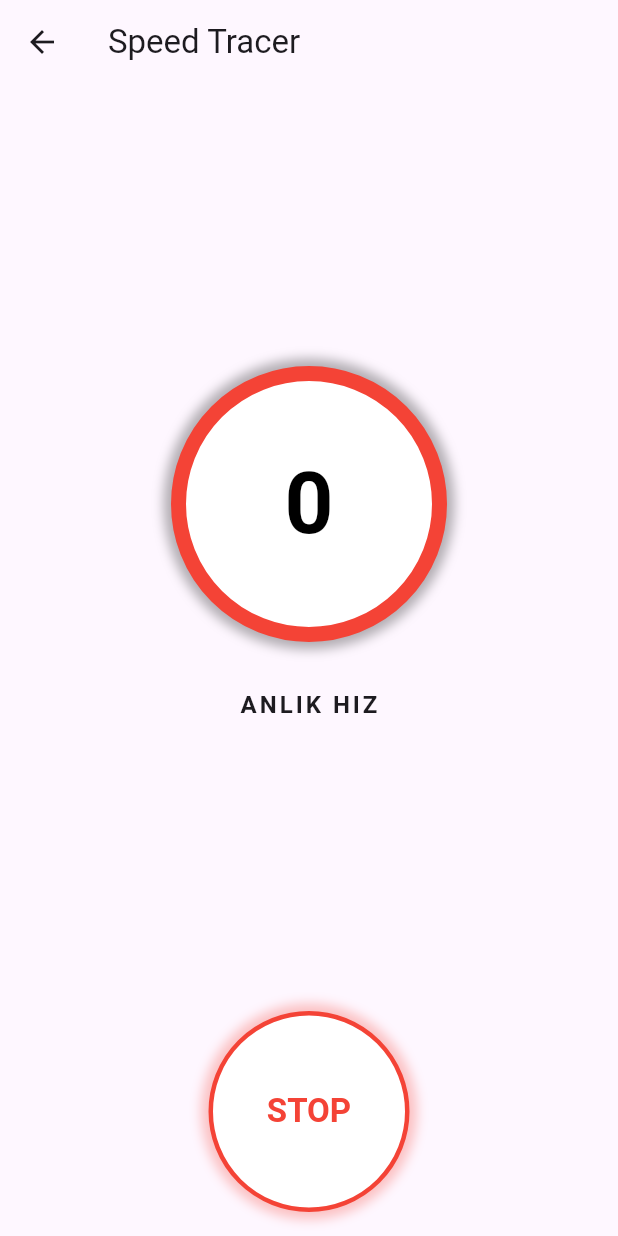
After one commit to rmkilic/use_case_flutter, a Flutter app: the SpeedTracerView screen opened by its route, after a tap on "START", on a phone screen of 412 x 824 dp. The commit adds this screen. Run offline on Flutter 3.47's test engine with Material 3 defaults, Android fonts, the phone set to English and light mode, and no system bars; our stand-ins replace battery_plus, geolocator, get, syncfusion_flutter_gauges.

Commit message:
Speed Tracer

```diff
--- a/lib/platform_channel/views/battery/battery_view.dart
+++ b/lib/platform_channel/views/battery/battery_view.dart
@@ -18,6 +18,7 @@ class BatteryView extends GetView<BatteryViewmodel> {
         children: [
           _batteryView(),
           _platformCardRow()
+
         ],
       ),
     ));
--- a/lib/routes/app_pages.dart
+++ b/lib/routes/app_pages.dart
@@ -4,6 +4,8 @@ import 'package:get/get.dart';
 import 'package:use_case/home_view.dart';
 import 'package:use_case/platform_channel/binding/battery_binding.dart';
 import 'package:use_case/platform_channel/views/battery/battery_view.dart';
+import 'package:use_case/speed_tracer/bindings/location_binding.dart';
+import 'package:use_case/speed_tracer/view/speed_tracer_view.dart';
 
 part 'app_routes.dart';
 
@@ -22,6 +24,11 @@ class AppPages {
       page: () => const  BatteryView(),
       binding: BatteryBinding(),
     ),
+    GetPage(
+      name: _Paths.SPEEDTRACER,
+      page: ()=> SpeedTracerView(),
+      binding: LocationBinding(),
+    )
 
   ];
 }
--- a/lib/routes/app_routes.dart
+++ b/lib/routes/app_routes.dart
@@ -7,10 +7,12 @@ abstract class Routes {
   Routes._();
   static const HOME = _Paths.HOME;
   static const PLATFORMCHANNEL = _Paths.PLATFORMCHANNEL;
+  static const SPEEDTRACER = _Paths.SPEEDTRACER;
 }
 
 abstract class _Paths {
   _Paths._();
   static const HOME = '/home';
   static const PLATFORMCHANNEL = '/platform-channel';
+  static const SPEEDTRACER = '/speed-tracer';
 }
--- /dev/null
+++ b/lib/speed_tracer/bindings/location_binding.dart
@@ -0,0 +1,11 @@
+// bindings/location_binding.dart
+import 'package:get/get.dart';
+import 'package:use_case/speed_tracer/viewmodels/location_viewmodels.dart';
+
+
+class LocationBinding extends Bindings {
+  @override
+  void dependencies() {
+    Get.lazyPut<LocationViewModel>(() => LocationViewModel());
+  }
+}
--- /dev/null
+++ b/lib/speed_tracer/view/speed_tracer_view.dart
@@ -0,0 +1,50 @@
+import 'package:flutter/material.dart';
+import 'package:get/get.dart';
+import 'package:use_case/speed_tracer/view/widget/speedometer.dart';
+import 'package:use_case/speed_tracer/viewmodels/location_viewmodels.dart';
+
+part 'widget/_current_speed.dart';
+part 'widget/_power_button.dart';
+
+class SpeedTracerView extends StatelessWidget {
+  final LocationViewModel viewModel = Get.put(LocationViewModel());
+
+  @override
+  Widget build(BuildContext context) {
+    return Scaffold(
+      appBar: AppBar(title: Text('Speed Tracer')),
+      body: Padding(
+        padding: const EdgeInsets.all(16.0),
+        child: Column(
+          mainAxisAlignment: MainAxisAlignment.center,
+          children: [
+            // Hız göstergesi
+           _speedWidget(),
+            SizedBox(height: 20),
+            _PowerButton(viewModel: viewModel,)
+
+          ],
+        ),
+      ),
+    );
+  }
+
+  _speedWidget()
+  {
+    return
+            Obx((){
+              if(viewModel.showCurrentSpeed.value)
+              {
+                return Expanded(child: _CurrentSpeed(viewModel: viewModel));
+              }
+              else
+              {
+                return  Expanded(child: SpeedometerWidget(highestSpeed: viewModel.highestSpeed.value, averageSpeed: viewModel.averageSpeed.value ,));
+
+              }
+            }
+               );
+  }
+
+
+}
--- /dev/null
+++ b/lib/speed_tracer/view/widget/_current_speed.dart
@@ -0,0 +1,46 @@
+part of '../speed_tracer_view.dart';
+
+class _CurrentSpeed extends StatelessWidget {
+  final LocationViewModel viewModel;
+
+  const _CurrentSpeed({required this.viewModel});
+
+  @override
+  Widget build(BuildContext context) {
+    return Column(
+      mainAxisAlignment: MainAxisAlignment.center,
+      children: [
+        Obx(()=> Container(
+          padding: EdgeInsets.all(50),
+          decoration: BoxDecoration(
+            color: Colors.white,
+            shape: BoxShape.circle,
+            border: Border.all(
+              color:  Colors.red ,
+              width: 10,
+            ),
+             boxShadow: [
+            BoxShadow(
+              color:  Colors.black.withValues(alpha:.3) ,
+              spreadRadius: 5,
+              blurRadius: 6,
+              offset: Offset(0, 0),
+            ),
+          ],
+          ),
+          child: Center(
+            child: Text(
+              viewModel.speed.value.toStringAsFixed(0),
+              style: context.textTheme.displayLarge!.copyWith(
+                color: Colors.black,
+                fontWeight: FontWeight.bold
+              ),
+            )
+          ),
+        ),),
+        SizedBox(height: 30,),
+        Text("ANLIK HIZ", style: context.textTheme.titleMedium!.copyWith(letterSpacing: 2.0, fontWeight: FontWeight.bold),)
+      ],
+    );
+  }
+}
--- /dev/null
+++ b/lib/speed_tracer/view/widget/_power_button.dart
@@ -0,0 +1,48 @@
+part of '../speed_tracer_view.dart';
+
+
+class _PowerButton extends StatelessWidget {
+  final LocationViewModel viewModel;
+  const _PowerButton({required this.viewModel});
+
+  @override
+  Widget build(BuildContext context) {
+    return GestureDetector(
+      onTap: () async{
+                if (viewModel.isTracking.value) {
+                  viewModel.stopTracking();
+                } else {
+                  await viewModel.startTracking();
+                }
+              },
+      child: Obx(()=> Container(
+        padding: EdgeInsets.all(50),
+        decoration: BoxDecoration(
+          color: Colors.white,
+          shape: BoxShape.circle,
+          border: Border.all(
+            color: viewModel.isTracking.value ? Colors.red : Colors.green,
+            width: 3,
+          ),
+           boxShadow: [
+          BoxShadow(
+            color: viewModel.isTracking.value ? Colors.red.withValues(alpha:.3) : Colors.green.withValues(alpha:.3) ,
+            spreadRadius: 5,
+            blurRadius: 6,
+            offset: Offset(0, 0),
+          ),
+        ],
+        ),
+        child: Center(
+          child: Text(
+            viewModel.isTracking.value ? 'STOP' : 'START',
+            style: context.textTheme.titleLarge!.copyWith(
+              color: viewModel.isTracking.value ? Colors.red : Colors.green,
+              fontWeight: FontWeight.bold
+            ),
+          )
+        ),
+      ),)
+    );
+  }
+}
--- /dev/null
+++ b/lib/speed_tracer/viewmodels/location_viewmodels.dart
@@ -0,0 +1,92 @@
+import 'package:geolocator/geolocator.dart';
+import 'package:get/get.dart';
+
+class LocationViewModel extends GetxController {
+  RxDouble speed = 0.0.obs;
+  RxDouble highestSpeed = 0.0.obs;  // En yüksek hız
+  RxDouble totalDistance = 0.0.obs; // Toplam mesafe
+  RxDouble totalTime = 0.0.obs; // Toplam süre (saniye cinsinden)
+  RxBool isTracking = false.obs; // Hız ölçümü başlatma durumu
+  RxDouble averageSpeed = 0.0.obs; // Ortalama hız
+  RxBool showCurrentSpeed = true.obs;
+
+  // Hız bilgilerini tutan bir liste
+  List<double> speeds = [];
+
+  // Başlatma ve durdurma butonunu kontrol etme
+  Future<void> startTracking()async {
+    bool _locationPermission = await _permission();
+    if(_locationPermission)
+    {
+      isTracking.value = true;
+      showCurrentSpeed.value = true;
+      speeds.clear(); // Önceki verileri temizle
+      totalDistance.value = 0.0;
+      totalTime.value = 0.0;
+      highestSpeed.value = 0.0;
+      averageSpeed.value = 0.0;
+      _startListeningLocation();
+    }
+
+  }
+
+  Future<bool> _permission()async
+  {
+        bool serviceEnabled = await Geolocator.isLocationServiceEnabled();
+    if (!serviceEnabled) return false;
+
+    LocationPermission permission = await Geolocator.checkPermission();
+    if (permission == LocationPermission.denied) {
+      permission = await Geolocator.requestPermission();
+      if (permission == LocationPermission.deniedForever || permission == LocationPermission.denied) {
+        return false;
+      }
+    }
+    return true;
+  }
+
+  void stopTracking() {
+    isTracking.value = false;
+    showCurrentSpeed.value = false;
+
+    _calculateAverageSpeed();
+  }
+
+  void _startListeningLocation() async {
+    Geolocator.getPositionStream(
+      locationSettings: const LocationSettings(
+        accuracy: LocationAccuracy.bestForNavigation,
+        distanceFilter: 5, // her 5 metre değişimde
+      ),
+    ).listen((Position position) {
+      if (isTracking.value) {
+        // Hız verisini kaydet
+        speed.value = position.speed * 3.6;  // m/s -> km/h
+        if (speed.value > highestSpeed.value) {
+          highestSpeed.value = speed.value;
+        }
+        speeds.add(speed.value);
+
+        // Mesafe ve zaman hesaplamaları
+        if (speeds.length > 1) {
+          double distance = Geolocator.distanceBetween(
+            position.latitude, position.longitude,
+            position.latitude, position.longitude
+          );
+          totalDistance.value += distance;
+        }
+
+        // Zaman hesaplama (saniye cinsinden)
+        totalTime.value += 1; // Burada zaman her saniye güncelleniyor
+      }
+    });
+  }
+
+  // Ortalama hızı hesapla
+  void _calculateAverageSpeed() {
+    if (speeds.isNotEmpty) {
+      double sum = speeds.reduce((a, b) => a + b);
+      averageSpeed.value = sum / speeds.length;
+    }
+  }
+}
--- a/pubspec.yaml
+++ b/pubspec.yaml
@@ -31,6 +31,10 @@ dependencies:
 #for - Platform_channel:
   battery_plus: ^6.2.1
 
+#for - Speed Tracer
+  geolocator: ^13.0.4
+  syncfusion_flutter_gauges: ^29.1.37
+
   cupertino_icons: ^1.0.8
 
 dev_dependencies:
@@ -46,3 +50,4 @@ flutter:
   assets:
     - assets/
     - assets/icons/
+    - assets/screenshot/
```
Also changed, not shown: lib/speed_tracer/view/widget/_custom_card.dart (added, +26 -0 lines), lib/speed_tracer/view/widget/speedometer.dart (added, +136 -0 lines), pubspec.lock, 8 other files.
